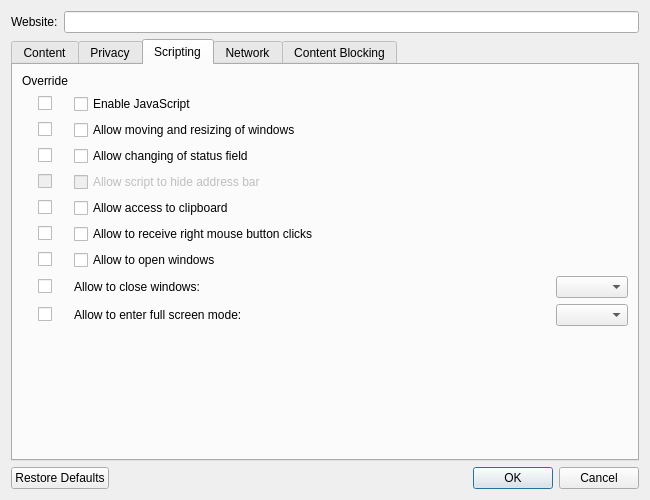
Before: the Qt Designer form src/ui/WebsitePreferencesDialog.ui in OtterBrowser/otter-browser, drawn with Qt 5.
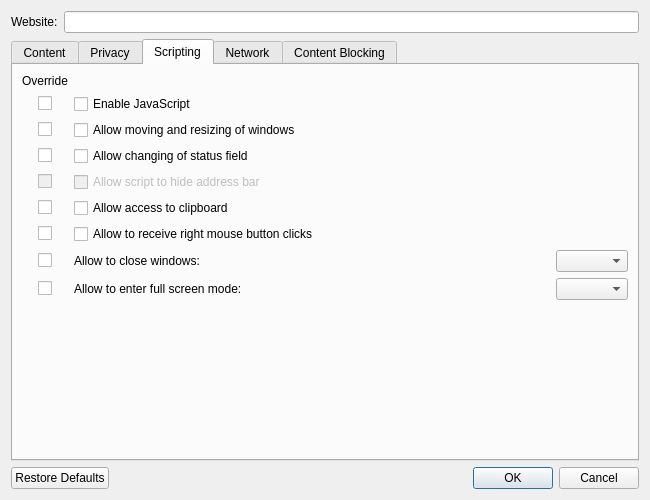
After: the same form once the commit is applied. The open tabs and pages were chosen to show the change. Custom widgets are drawn as their Qt base class.

Commit message: Unify two options dealing with windows opened by JavaScript

Patch:
```diff
--- a/src/ui/WebsitePreferencesDialog.ui
+++ b/src/ui/WebsitePreferencesDialog.ui
@@ -438,6 +438,20 @@
        <string>Scripting</string>
       </attribute>
       <layout class="QGridLayout" name="scriptingLayout" columnstretch="0,0,0">
+       <item row="3" column="0" alignment="Qt::AlignHCenter">
+        <widget class="QCheckBox" name="canShowStatusMessagesOverrideCheckBox">
+         <property name="text">
+          <string/>
+         </property>
+        </widget>
+       </item>
+       <item row="2" column="0" alignment="Qt::AlignHCenter">
+        <widget class="QCheckBox" name="canChangeWindowGeometryOverrideCheckBox">
+         <property name="text">
+          <string/>
+         </property>
+        </widget>
+       </item>
        <item row="6" column="1">
         <widget class="QCheckBox" name="canReceiveRightClicksCheckBox">
          <property name="text">
@@ -459,7 +473,7 @@
          </property>
         </widget>
        </item>
-       <item row="10" column="1">
+       <item row="9" column="1">
         <spacer name="scriptingHorizontalSpacer">
          <property name="orientation">
           <enum>Qt::Horizontal</enum>
@@ -479,7 +493,7 @@
          </property>
         </widget>
        </item>
-       <item row="8" column="1">
+       <item row="7" column="1">
         <widget class="QLabel" name="canCloseWindowsLabel">
          <property name="text">
           <string>Allow to close windows:</string>
@@ -506,13 +520,6 @@
          </property>
         </widget>
        </item>
-       <item row="3" column="0" alignment="Qt::AlignHCenter">
-        <widget class="QCheckBox" name="canShowStatusMessagesOverrideCheckBox">
-         <property name="text">
-          <string/>
-         </property>
-        </widget>
-       </item>
        <item row="4" column="0" alignment="Qt::AlignHCenter">
         <widget class="QCheckBox" name="canHideAddressBarOverrideCheckBox">
          <property name="enabled">
@@ -544,36 +551,18 @@
          </property>
         </widget>
        </item>
-       <item row="2" column="0" alignment="Qt::AlignHCenter">
-        <widget class="QCheckBox" name="canChangeWindowGeometryOverrideCheckBox">
-         <property name="text">
-          <string/>
-         </property>
-        </widget>
+       <item row="7" column="2">
+        <widget class="QComboBox" name="canCloseWindowsComboBox"/>
        </item>
        <item row="7" column="0" alignment="Qt::AlignHCenter">
-        <widget class="QCheckBox" name="canOpenWindowsOverrideCheckBox">
-         <property name="text">
-          <string/>
-         </property>
-        </widget>
-       </item>
-       <item row="8" column="0" alignment="Qt::AlignHCenter">
         <widget class="QCheckBox" name="canCloseWindowsOverrideCheckBox">
          <property name="text">
           <string/>
          </property>
         </widget>
        </item>
-       <item row="7" column="1">
-        <widget class="QCheckBox" name="canOpenWindowsCheckBox">
-         <property name="text">
-          <string>Allow to open windows</string>
-         </property>
-        </widget>
-       </item>
        <item row="8" column="2">
-        <widget class="QComboBox" name="canCloseWindowsComboBox"/>
+        <widget class="QComboBox" name="enableFullScreenComboBox"/>
        </item>
        <item row="5" column="1">
         <widget class="QCheckBox" name="canAccessClipboardCheckBox">
@@ -582,7 +571,7 @@
          </property>
         </widget>
        </item>
-       <item row="11" column="1">
+       <item row="10" column="1">
         <spacer name="scriptingSpacer">
          <property name="orientation">
           <enum>Qt::Vertical</enum>
@@ -595,7 +584,14 @@
          </property>
         </spacer>
        </item>
-       <item row="9" column="1">
+       <item row="8" column="0" alignment="Qt::AlignHCenter">
+        <widget class="QCheckBox" name="enableFullScreenOverrideCheckBox">
+         <property name="text">
+          <string/>
+         </property>
+        </widget>
+       </item>
+       <item row="8" column="1">
         <widget class="QLabel" name="enableFullScreenLabel">
          <property name="text">
           <string>Allow to enter full screen mode:</string>
@@ -605,16 +601,6 @@
          </property>
         </widget>
        </item>
-       <item row="9" column="2">
-        <widget class="QComboBox" name="enableFullScreenComboBox"/>
-       </item>
-       <item row="9" column="0" alignment="Qt::AlignHCenter">
-        <widget class="QCheckBox" name="enableFullScreenOverrideCheckBox">
-         <property name="text">
-          <string/>
-         </property>
-        </widget>
-       </item>
       </layout>
      </widget>
      <widget class="QWidget" name="networkTab">
```
The commit also changes 17 other files.
